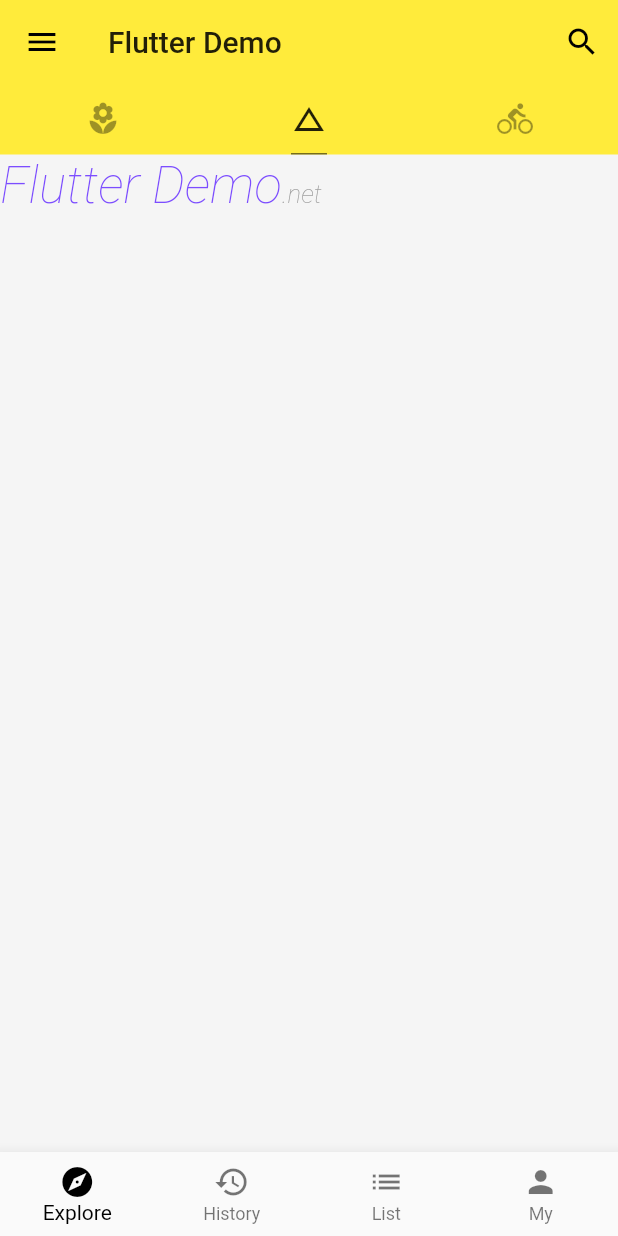
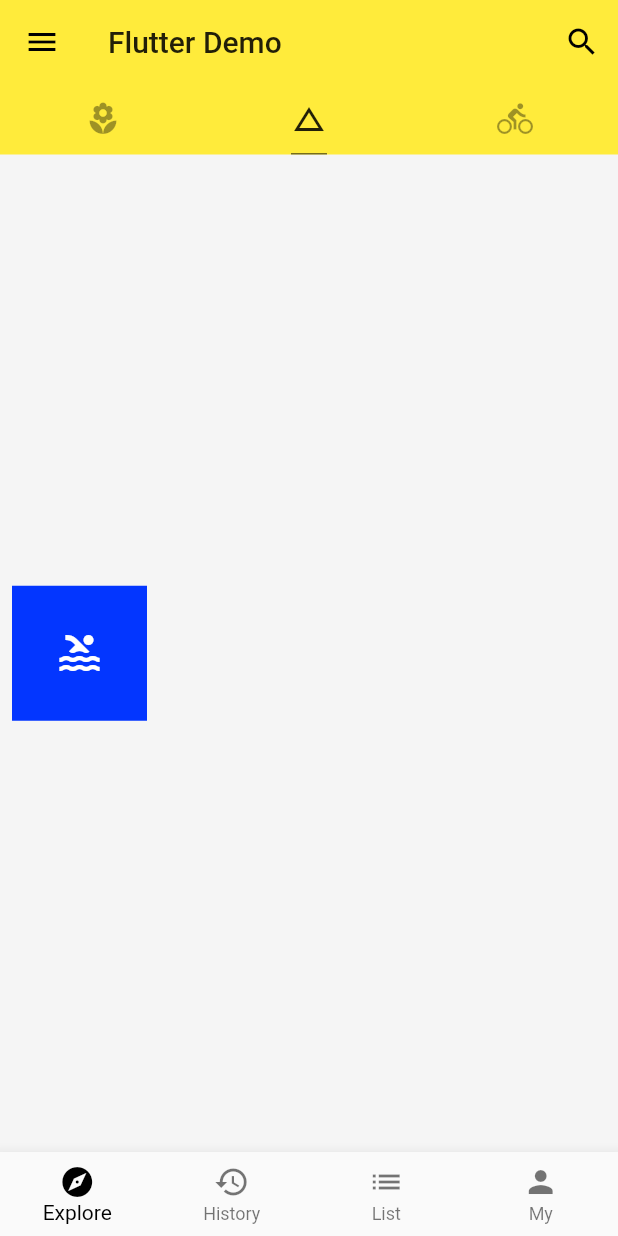
Before and after one commit to Bleach6785/flutter_demo, a Flutter app: the screen it shows after launch, tab 2 chosen, on a phone screen of 412 x 824 dp. Run offline on Flutter 3.47's test engine with Material 2 defaults, Android fonts, the phone set to English and light mode, and no system bars; network calls fail.

Commit message:
Container:容器

```diff
--- a/lib/demo/basic_demo.dart
+++ b/lib/demo/basic_demo.dart
@@ -1,6 +1,31 @@
 import 'package:flutter/material.dart';
 
 class BasicDemo extends StatelessWidget {
+  @override
+  Widget build(BuildContext context) {
+    return Container(
+      color: Colors.grey[100],
+      child: Row(
+        children: [
+          Container(
+            child: Icon(
+              Icons.pool,
+              size: 32.0,
+              color: Colors.white,
+            ),
+            color: Color.fromRGBO(3, 54, 255, 1.0),
+            padding: EdgeInsets.all(16.0),
+            margin: EdgeInsets.all(8.0),
+            width: 90.0,
+            height: 90.0,
+          ),
+        ],
+      ),
+    );
+  }
+}
+
+class RichTextDemo extends StatelessWidget {
   @override
   Widget build(BuildContext context) {
     return RichText(
```
